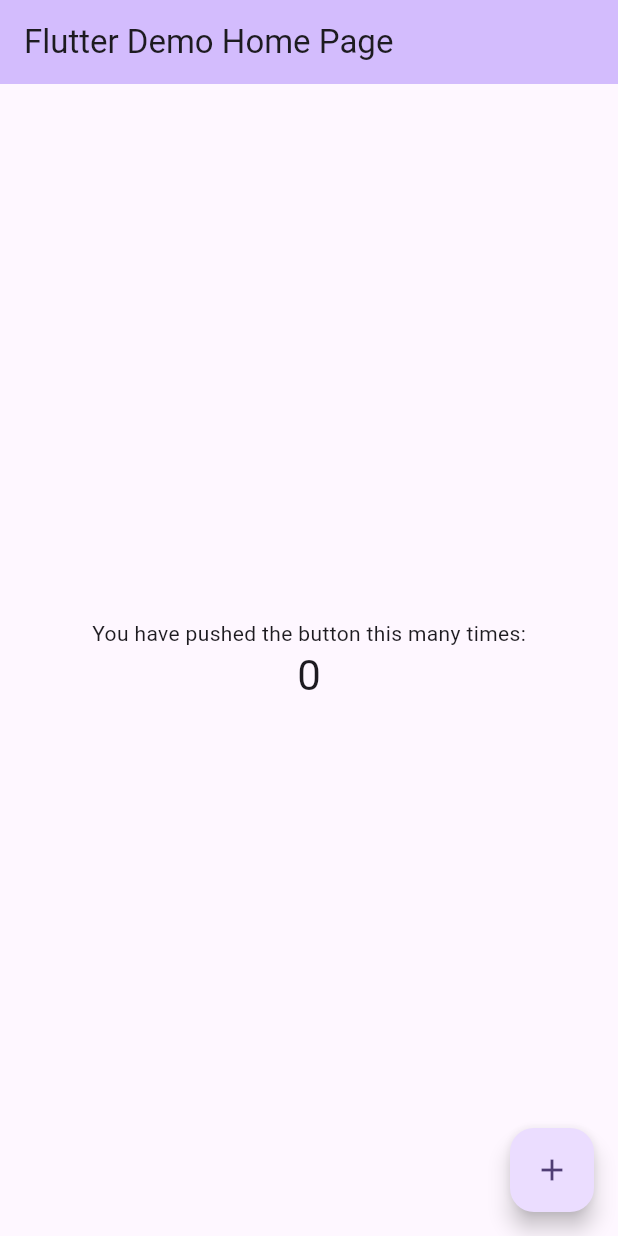
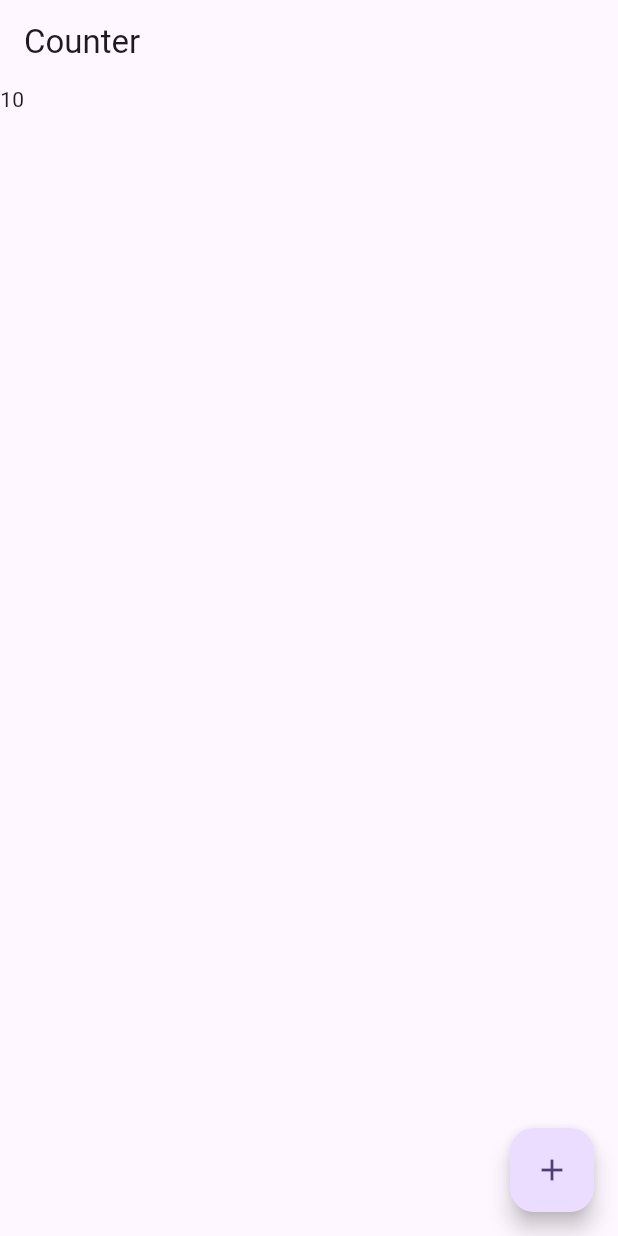
Before and after one commit to leoxoocanada/flutter_learning, a Flutter app: the screen it shows after launch, on a phone screen of 412 x 824 dp. Run offline on Flutter 3.47's test engine with Material 3 defaults, Android fonts, the phone set to English and light mode, and no system bars.

Commit message:
手写CounterWidget

```diff
--- a/lib/main.dart
+++ b/lib/main.dart
@@ -7,119 +7,110 @@ void main() {
 class MyApp extends StatelessWidget {
   const MyApp({super.key});
 
-  // This widget is the root of your application.
   @override
   Widget build(BuildContext context) {
     return MaterialApp(
       title: 'Flutter Demo',
       theme: ThemeData(
-        // This is the theme of your application.
-        //
-        // TRY THIS: Try running your application with "flutter run". You'll see
-        // the application has a blue toolbar. Then, without quitting the app,
-        // try changing the seedColor in the colorScheme below to Colors.green
-        // and then invoke "hot reload" (save your changes or press the "hot
-        // reload" button in a Flutter-supported IDE, or press "r" if you used
-        // the command line to start the app).
-        //
-        // Notice that the counter didn't reset back to zero; the application
-        // state is not lost during the reload. To reset the state, use hot
-        // restart instead.
-        //
-        // This works for code too, not just values: Most code changes can be
-        // tested with just a hot reload.
         colorScheme: ColorScheme.fromSeed(seedColor: Colors.deepPurple),
         useMaterial3: true,
       ),
-      home: const MyHomePage(title: 'Flutter Demo Home Page'),
+      home: CounterWidget(initValue: 10),
     );
   }
 }
 
-class MyHomePage extends StatefulWidget {
-  const MyHomePage({super.key, required this.title});
-
-  // This widget is the home page of your application. It is stateful, meaning
-  // that it has a State object (defined below) that contains fields that affect
-  // how it looks.
-
-  // This class is the configuration for the state. It holds the values (in this
-  // case the title) provided by the parent (in this case the App widget) and
-  // used by the build method of the State. Fields in a Widget subclass are
-  // always marked "final".
-
-  final String title;
+class CounterWidget extends StatefulWidget {
+  final int initValue;
+  const CounterWidget({ Key? key, required this.initValue }) : super(key: key);
 
   @override
-  State<MyHomePage> createState() => _MyHomePageState();
+  State<CounterWidget> createState() => _CounterWidgetState();
 }
 
-class _MyHomePageState extends State<MyHomePage> {
+class _CounterWidgetState extends State<CounterWidget> {
   int _counter = 0;
 
-  void _incrementCounter() {
-    setState(() {
-      // This call to setState tells the Flutter framework that something has
-      // changed in this State, which causes it to rerun the build method below
-      // so that the display can reflect the updated values. If we changed
-      // _counter without calling setState(), then the build method would not be
-      // called again, and so nothing would appear to happen.
-      _counter++;
-    });
+  @override
+  void initState() {
+    super.initState();
+    _counter = widget.initValue;
   }
 
   @override
   Widget build(BuildContext context) {
-    // This method is rerun every time setState is called, for instance as done
-    // by the _incrementCounter method above.
-    //
-    // The Flutter framework has been optimized to make rerunning build methods
-    // fast, so that you can just rebuild anything that needs updating rather
-    // than having to individually change instances of widgets.
     return Scaffold(
       appBar: AppBar(
-        // TRY THIS: Try changing the color here to a specific color (to
-        // Colors.amber, perhaps?) and trigger a hot reload to see the AppBar
-        // change color while the other colors stay the same.
-        backgroundColor: Theme.of(context).colorScheme.inversePrimary,
-        // Here we take the value from the MyHomePage object that was created by
-        // the App.build method, and use it to set our appbar title.
-        title: Text(widget.title),
-      ),
-      body: Center(
-        // Center is a layout widget. It takes a single child and positions it
-        // in the middle of the parent.
-        child: Column(
-          // Column is also a layout widget. It takes a list of children and
-          // arranges them vertically. By default, it sizes itself to fit its
-          // children horizontally, and tries to be as tall as its parent.
-          //
-          // Column has various properties to control how it sizes itself and
-          // how it positions its children. Here we use mainAxisAlignment to
-          // center the children vertically; the main axis here is the vertical
-          // axis because Columns are vertical (the cross axis would be
-          // horizontal).
-          //
-          // TRY THIS: Invoke "debug painting" (choose the "Toggle Debug Paint"
-          // action in the IDE, or press "p" in the console), to see the
-          // wireframe for each widget.
-          mainAxisAlignment: MainAxisAlignment.center,
-          children: <Widget>[
-            const Text(
-              'You have pushed the button this many times:',
-            ),
-            Text(
-              '$_counter',
-              style: Theme.of(context).textTheme.headlineMedium,
-            ),
-          ],
-        ),
+        title: Text('Counter'),
       ),
       floatingActionButton: FloatingActionButton(
-        onPressed: _incrementCounter,
-        tooltip: 'Increment',
-        child: const Icon(Icons.add),
-      ), // This trailing comma makes auto-formatting nicer for build methods.
+        child: Icon(Icons.add),
+        onPressed: () {
+          setState(() => ++_counter);
+        }
+      ),
+      body: Container(
+        child: Text('$_counter'),
+      ),
+    );
+  }
+
+  @override
+  void didUpdateWidget(CounterWidget oldWidget) {
+    super.didUpdateWidget(oldWidget);
+  }
+
+  @override
+  void deactivate() {
+    super.deactivate();
+  }
+
+  @override
+  void dispose() {
+    super.dispose();
+  }
+
+  @override
+  void reassemble() {
+    super.reassemble();
+  }
+
+  @override
+  void didChangeDependencies() {
+    super.didChangeDependencies();
+  }
+}
+
+// class MyHomePage extends StatefulWidget {
+//   @override
+//   State<MyHomePage> createState() => _MyHomePageState();
+// }
+
+// class _MyHomePageState extends State<MyHomePage> {
+//   @override
+//   Widget build(BuildContext context) {
+//     return const Echo(text: 'XXXX', backgroundColor: Colors.deepOrange,);
+//   }
+// }
+
+
+class Echo extends StatelessWidget {
+  const Echo({ Key? key, required this.text, this.backgroundColor = Colors.grey }): super(key: key);
+  final String text;
+  final Color backgroundColor;
+
+  @override
+  Widget build(BuildContext context) {
+    return Scaffold(
+      appBar: AppBar(title: Text(text, style: TextStyle(color: Colors.green),),),
+      body: Container(
+        color: backgroundColor,
+        child: Builder(builder: (context) {
+          Scaffold? scaffold = context.findAncestorWidgetOfExactType<Scaffold>();
+
+          return (scaffold?.appBar as AppBar).title ?? Text('Default Title');
+        },),
+      )
     );
   }
 }
```
